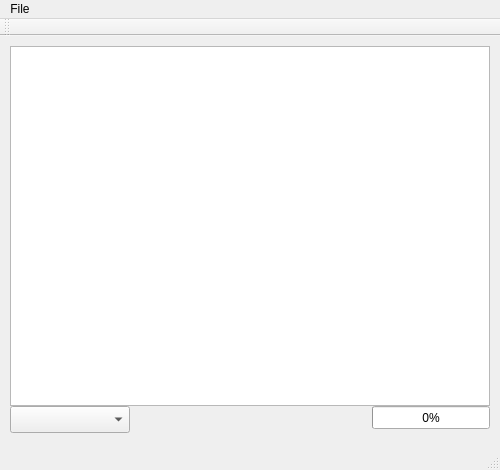
First picture: the form in mainwindow.ui, repository mkuric/SeismicDemo, before the edit.
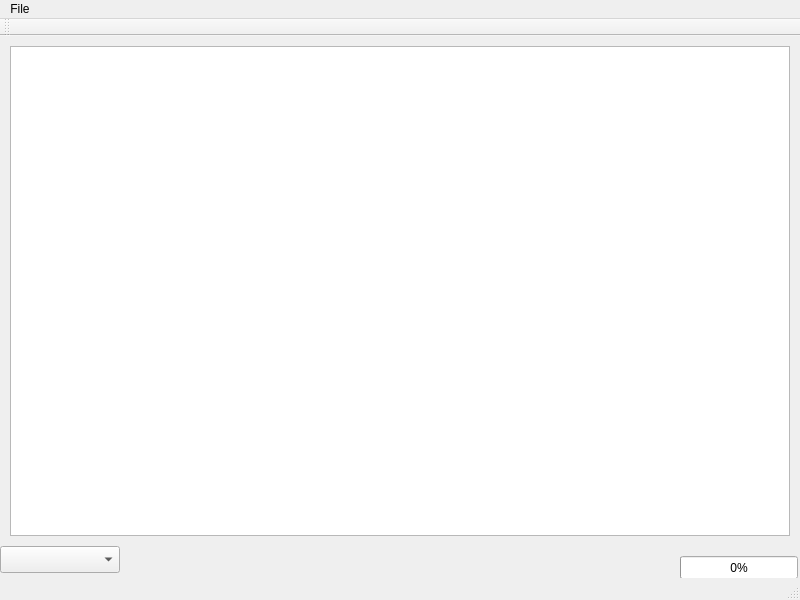
Second picture: the form after the edit.

Commit message: Changed color used in graph and scaled QPixMap. Gain = 4

Patch:
```diff
--- a/mainwindow.ui
+++ b/mainwindow.ui
@@ -6,8 +6,8 @@
    <rect>
     <x>0</x>
     <y>0</y>
-    <width>500</width>
-    <height>470</height>
+    <width>800</width>
+    <height>600</height>
    </rect>
   </property>
   <property name="windowTitle">
@@ -19,16 +19,16 @@
      <rect>
       <x>10</x>
       <y>10</y>
-      <width>480</width>
-      <height>360</height>
+      <width>780</width>
+      <height>490</height>
      </rect>
     </property>
    </widget>
    <widget class="QComboBox" name="channelSetComboBox">
     <property name="geometry">
      <rect>
-      <x>10</x>
-      <y>370</y>
+      <x>0</x>
+      <y>510</y>
       <width>120</width>
       <height>27</height>
      </rect>
@@ -37,8 +37,8 @@
    <widget class="QProgressBar" name="progressBar">
     <property name="geometry">
      <rect>
-      <x>372</x>
-      <y>370</y>
+      <x>680</x>
+      <y>520</y>
       <width>118</width>
       <height>23</height>
      </rect>
@@ -53,8 +53,8 @@
     <rect>
      <x>0</x>
      <y>0</y>
-     <width>500</width>
-     <height>21</height>
+     <width>800</width>
+     <height>20</height>
     </rect>
    </property>
    <widget class="QMenu" name="menuFile">
```
The commit also changes 2 other files.
